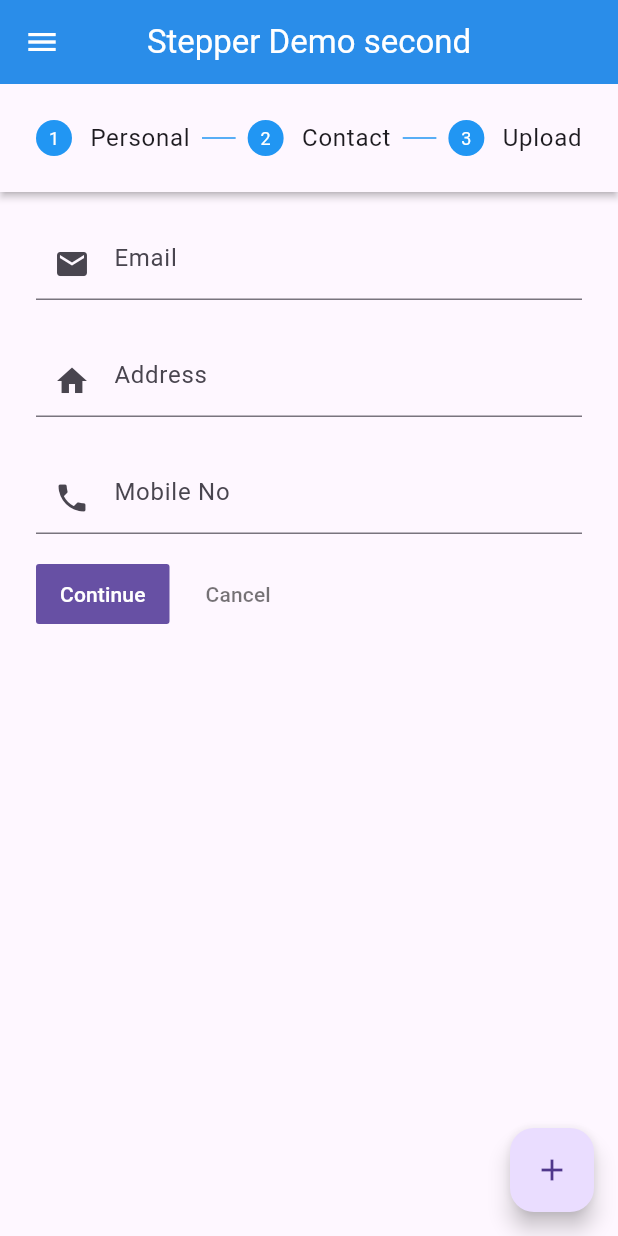
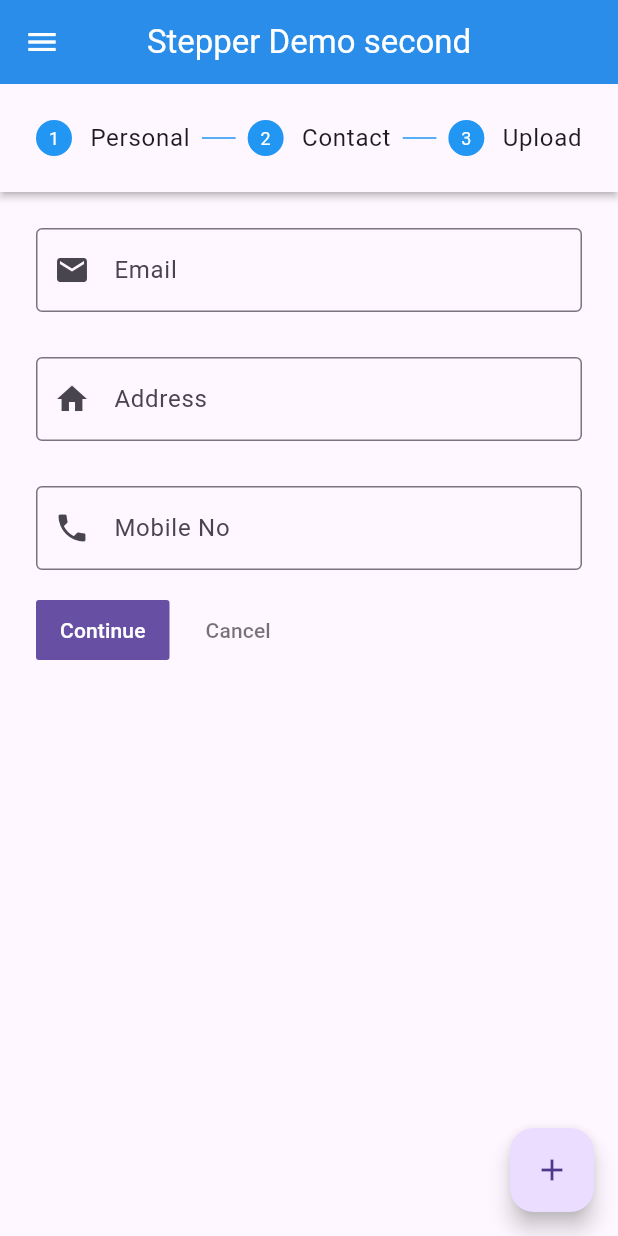
Before and after one commit to MauryaAayush/advflutterch_1, a Flutter app: the screen it shows after launch, after a tap on an icon or button, on a phone screen of 412 x 824 dp. Run offline on Flutter 3.47's test engine with Material 3 defaults, Android fonts, the phone set to English and light mode, and no system bars.

Commit message:
Radhey Radhey

```diff
--- a/lib/screens/Stepper/Views/Stepper_2/Stepper_second.dart
+++ b/lib/screens/Stepper/Views/Stepper_2/Stepper_second.dart
@@ -13,9 +13,7 @@ class _Stepper_secondState extends State<Stepper_second> {
   Widget build(BuildContext context) {
     return Scaffold(
         floatingActionButton: FloatingActionButton(
-          onPressed: () {
-
-          },
+          onPressed: () {},
           child: Icon(Icons.add),
         ),
         appBar: AppBar(
@@ -32,9 +30,9 @@ class _Stepper_secondState extends State<Stepper_second> {
           elevation: 10,
         ),
         body: Stepper(
-          type: StepperType.horizontal,
+            type: StepperType.horizontal,
             connectorColor:
-            MaterialStateColor.resolveWith((states) => Colors.blue),
+                MaterialStateColor.resolveWith((states) => Colors.blue),
             // onStepContinue: ,
             currentStep: GlobalVariable.Stepperfirstindex,
             onStepContinue: () {
@@ -57,8 +55,6 @@ class _Stepper_secondState extends State<Stepper_second> {
             },
             steps: [
               Step(
-
-
                 title: Text('Personal'),
                 content: Column(
                   children: [
@@ -69,37 +65,54 @@ class _Stepper_secondState extends State<Stepper_second> {
                     ),
                     TextField(
                       decoration: InputDecoration(
-
                         labelText: 'Enter Your Last Name',
                       ),
                     ),
                   ],
                 ),
               ),
-
-
               Step(
-
                 title: Text('Contact'),
                 content: Column(
                   children: [
                     TextField(
                       decoration: InputDecoration(
-
                         prefixIcon: Icon(Icons.email),
                         hintText: 'Email',
+                        border: OutlineInputBorder(
+                          borderSide: BorderSide(color: Colors.black),
+                        ),
+                        focusedBorder: OutlineInputBorder(
+                          borderSide: BorderSide(color: Colors.black),
+                        ),
                       ),
                     ),
-                    SizedBox(height: 30,),
+                    SizedBox(
+                      height: 30,
+                    ),
                     TextField(
                       decoration: InputDecoration(
                         prefixIcon: Icon(Icons.home),
                         hintText: 'Address',
+                        border: OutlineInputBorder(
+                          borderSide: BorderSide(color: Colors.black),
+                        ),
+                        focusedBorder: OutlineInputBorder(
+                          borderSide: BorderSide(color: Colors.black),
+                        ),
                       ),
                     ),
-                    SizedBox(height: 30,),
+                    SizedBox(
+                      height: 30,
+                    ),
                     TextField(
                       decoration: InputDecoration(
+                        border: OutlineInputBorder(
+                          borderSide: BorderSide(color: Colors.black),
+                        ),
+                        focusedBorder: OutlineInputBorder(
+                          borderSide: BorderSide(color: Colors.black),
+                        ),
                         prefixIcon: Icon(Icons.phone),
                         hintText: 'Mobile No',
                       ),
@@ -107,18 +120,9 @@ class _Stepper_secondState extends State<Stepper_second> {
                   ],
                 ),
               ),
-
-
               Step(
-
-                title: Text('Upload'),
-                content: TextField(
-                  decoration: InputDecoration(
-                    labelText: 'Under processing',
-                  ),
-                ),
-              ),
-
+                  title: Text('Upload'),
+                  content: Text("Press Continue for Submission")),
             ]));
   }
 }
```
